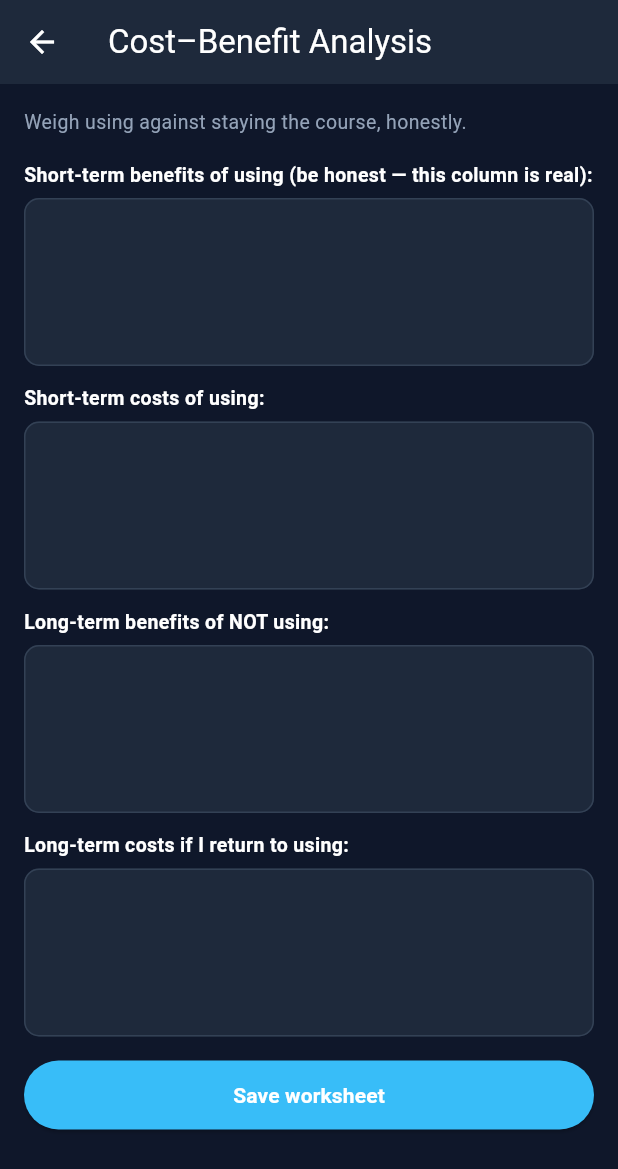
After one commit to GhostMan612/Recovery-for-All, a Flutter app: the WorksheetsScreen screen opened directly, after a tap on "Cost–Benefit Analysis", on a phone screen of 412 x 824 dp. The commit adds this screen. Shown: the top 1169 px of the screen. Run offline on Flutter 3.47's test engine with Material 3 defaults, Android fonts, the phone set to English and light mode, and no system bars; our stand-ins replace audioplayers, cloud_firestore, drift, firebase_core, flutter_local_notifications, flutter_map and 9 more; missing offline and left inert: app_settings, cryptography, dart:ffi, sqlcipher_flutter_libs, sqlite3, tflite_flutter; accounts and stored records are empty; generated files the repository leaves out were written again; project files that could hold a hidden picture were left out.

Commit message:
R9 pet RPG design doc (Trials of the Path — safety gates, derived stats, coping-skill abilities, urge monsters); R2 data-driven worksheets (CBA, Urge Surfing, Relapse Plan, Deep Gratitude) with generic editor + dashboard card + Sparks; R8 coach skills layer (step-work guide, sponsor prep, meeting etiquette, celebrations, using-dream normalization) with openSteps/openWorksheets/openMeetings actions wired in chatbot

```diff
--- /dev/null
+++ b/lib/data/worksheets_registry.dart
@@ -0,0 +1,81 @@
+// ============================================================
+// As Above, So Below. As Within, So Without.
+// The Future Dictates the Past and the Past is Always Present.
+// ============================================================
+
+// lib/data/worksheets_registry.dart
+//
+// R2 — guided worksheets for every recovery tool, data-driven so new
+// worksheets are registry entries, not new screens.
+
+class WorksheetEntry {
+  final String id;
+  final String title;
+  final String tool;
+  final String description;
+  final List<String> prompts;
+
+  const WorksheetEntry({
+    required this.id,
+    required this.title,
+    required this.tool,
+    required this.description,
+    required this.prompts,
+  });
+}
+
+class WorksheetsRegistry {
+  WorksheetsRegistry._();
+
+  static const List<WorksheetEntry> all = [
+    WorksheetEntry(
+      id: 'cba',
+      title: 'Cost–Benefit Analysis',
+      tool: 'SMART Recovery',
+      description: 'Weigh using against staying the course, honestly.',
+      prompts: [
+        'Short-term benefits of using (be honest — this column is real):',
+        'Short-term costs of using:',
+        'Long-term benefits of NOT using:',
+        'Long-term costs if I return to using:',
+      ],
+    ),
+    WorksheetEntry(
+      id: 'urge_surfing',
+      title: 'Urge Surfing Log',
+      tool: 'Urge Surfing Timer',
+      description: 'Capture a wave after riding it — data for next time.',
+      prompts: [
+        'What triggered the urge?',
+        'Where did I feel it in my body, and how strong (1–10)?',
+        'How did the wave crest and fall? What helped me ride it?',
+      ],
+    ),
+    WorksheetEntry(
+      id: 'relapse_plan',
+      title: 'Relapse Prevention Plan',
+      tool: 'Safety',
+      description: 'Written while calm — read when it matters.',
+      prompts: [
+        'My top 3 triggers:',
+        'My first-line coping actions (in order):',
+        'People I will contact (names/numbers):',
+        'One sentence to my future self on a hard day:',
+      ],
+    ),
+    WorksheetEntry(
+      id: 'gratitude_deep',
+      title: 'Deep Gratitude',
+      tool: 'Gratitude',
+      description: 'Beyond three good things — one thing, explored.',
+      prompts: [
+        'One person who changed my path, and how:',
+        'A hard moment I am now grateful for:',
+        'Something about today I never want to forget:',
+      ],
+    ),
+  ];
+
+  static WorksheetEntry byId(String id) =>
+      all.firstWhere((w) => w.id == id, orElse: () => all.first);
+}
--- a/lib/screens/chatbot_screen.dart
+++ b/lib/screens/chatbot_screen.dart
@@ -7,6 +7,9 @@
 
 import 'package:flutter/material.dart';
 import 'package:url_launcher/url_launcher.dart';
+import 'meeting_map_screen.dart';
+import 'steps_viewer_screen.dart';
+import 'worksheets_screen.dart';
 
 import '../database/recovery_database.dart';
 import '../services/recovery_coach_service.dart';
@@ -64,12 +67,13 @@ class _ChatbotScreenState extends State<ChatbotScreen> {
     }
 
     try {
-      // Optional on-device model refines intents; keywords remain the floor.
-      // A confident "unknown" from the model also falls back to keywords.
+      // Optional on-device model refines intents; skills + keywords remain
+      // the floor. A confident "unknown" also falls back to keywords.
       final modelIntent = await CoachTfliteIntentService.classify(text);
       final CoachReply coachReply =
           (modelIntent == null || modelIntent == CoachIntent.unknown)
-              ? await RecoveryCoachService.reply(text)
+              ? (RecoveryCoachService.matchSkill(text) ??
+                  await RecoveryCoachService.reply(text))
               : await RecoveryCoachService.replyFromIntent(modelIntent);
 
       if (coachReply.isCrisis) {
@@ -157,6 +161,34 @@ $text
       case CoachActionType.openSettings:
         ScaffoldMessenger.of(context).showSnackBar(
           const SnackBar(content: Text('Open Settings to manage SOS contacts and 988.')),
+        );
+        break;
+      case CoachActionType.openSteps:
+        Navigator.push(
+          context,
+          MaterialPageRoute(
+            builder: (context) =>
+                StepsViewerScreen(database: widget.database),
+          ),
+        );
+        break;
+      case CoachActionType.openWorksheets:
+        Navigator.push(
+          context,
+          MaterialPageRoute(
+            builder: (context) => const WorksheetsScreen(),
+          ),
+        );
+        break;
+      case CoachActionType.openMeetings:
+        Navigator.push(
+          context,
+          MaterialPageRoute(
+            builder: (context) => MeetingMapScreen(
+              initialMeetings: const [],
+              database: widget.database,
+            ),
+          ),
         );
         break;
       case CoachActionType.logGrounding:
--- /dev/null
+++ b/lib/screens/worksheets_screen.dart
@@ -0,0 +1,203 @@
+// ============================================================
+// As Above, So Below. As Within, So Without.
+// The Future Dictates the Past and the Past is Always Present.
+// ============================================================
+
+import 'dart:convert';
+
+import 'package:flutter/material.dart';
+import 'package:shared_preferences/shared_preferences.dart';
+
+import '../core/theme/app_colors.dart';
+import '../data/worksheets_registry.dart';
+import '../services/feedback_service.dart';
+import '../services/recovery_pet_service.dart';
+
+/// R2 — guided worksheets for every tool. [id] == null renders the list;
+/// otherwise the worksheet editor for that entry.
+class WorksheetsScreen extends StatefulWidget {
+  final String? id;
+
+  const WorksheetsScreen({super.key, this.id});
+
+  @override
+  State<WorksheetsScreen> createState() => _WorksheetsScreenState();
+}
+
+class _WorksheetsScreenState extends State<WorksheetsScreen> {
+  static const String _storeKey = 'tool_worksheets_v1';
+
+  Map<String, List<String>> _saved = {};
+  bool _loaded = false;
+
+  @override
+  void initState() {
+    super.initState();
+    _load();
+  }
+
+  Future<void> _load() async {
+    final prefs = await SharedPreferences.getInstance();
+    final raw = prefs.getString(_storeKey);
+    if (!mounted) return;
+    setState(() {
+      _saved = raw == null
+          ? {}
+          : (jsonDecode(raw) as Map<String, dynamic>).map((k, v) =>
+              MapEntry(k, (v as List).map((e) => e.toString()).toList()));
+      _loaded = true;
+    });
+  }
+
+  Future<void> _save(String id, List<String> answers) async {
+    _saved[id] = answers;
+    final prefs = await SharedPreferences.getInstance();
+    await prefs.setString(_storeKey, jsonEncode(_saved));
+    await RecoveryPetService.logToolWorksheet(id);
+    await FeedbackService.reward();
+    if (!mounted) return;
+    ScaffoldMessenger.of(context).showSnackBar(
+      SnackBar(
+        backgroundColor: const Color(0xFF1E293B),
+        content: Text(
+            'Worksheet saved · +${RecoveryPetService.sparksWorksheet} Sparks'),
+      ),
+    );
+    setState(() {});
+  }
+
+  @override
+  Widget build(BuildContext context) {
+    final entry =
+        widget.id == null ? null : WorksheetsRegistry.byId(widget.id!);
+    return Scaffold(
+      backgroundColor: const Color(0xFF0F172A),
+      appBar: AppBar(
+        backgroundColor: const Color(0xFF1E293B),
+        iconTheme: const IconThemeData(color: Colors.white),
+        title: Text(entry?.title ?? 'Worksheets',
+            style: const TextStyle(color: Colors.white)),
+      ),
+      body: !_loaded
+          ? const Center(
+              child: CircularProgressIndicator(color: AppColors.accent))
+          : entry == null
+              ? _buildList()
+              : _buildEditor(entry),
+    );
+  }
+
+  Widget _buildList() {
+    return ListView(
+      padding: const EdgeInsets.all(16),
+      children: [
+        const Text(
+          'Guided worksheets — written while calm, read when it matters. '
+          'Saved on-device only.',
+          style: TextStyle(color: AppColors.textMuted, fontSize: 13,
+              height: 1.45),
+        ),
+        const SizedBox(height: 16),
+        for (final entry in WorksheetsRegistry.all)
+          Container(
+            margin: const EdgeInsets.only(bottom: 10),
+            child: Material(
+              color: AppColors.bgCard,
+              borderRadius: BorderRadius.circular(14),
+              child: ListTile(
+                shape: RoundedRectangleBorder(
+                    borderRadius: BorderRadius.circular(14)),
+                leading: Icon(
+                  _saved.containsKey(entry.id)
+                      ? Icons.task_alt
+                      : Icons.edit_note_outlined,
+                  color: _saved.containsKey(entry.id)
+                      ? AppColors.success
+                      : AppColors.accent,
+                ),
+                title: Text(entry.title,
+                    style: const TextStyle(
+                        color: Colors.white,
+                        fontSize: 15,
+                        fontWeight: FontWeight.w600)),
+                subtitle: Text(
+                  '${entry.tool} · ${entry.description}',
+                  style: TextStyle(color: AppColors.textMuted, fontSize: 12),
+                ),
+                trailing: const Icon(Icons.chevron_right,
+                    size: 18, color: Colors.white38),
+                onTap: () => Navigator.push(
+                  context,
+                  MaterialPageRoute(
+                      builder: (context) =>
+                          WorksheetsScreen(id: entry.id)),
+                ).then((_) => _load()),
+              ),
+            ),
+          ),
+      ],
+    );
+  }
+
+  Widget _buildEditor(WorksheetEntry entry) {
+    final answers = _saved[entry.id] ??
+        List<String>.filled(entry.prompts.length, '');
+    final controllers = [
+      for (var i = 0; i < entry.prompts.length; i++)
+        TextEditingController(text: answers.length > i ? answers[i] : ''),
+    ];
+    return ListView(
+      padding: const EdgeInsets.all(16),
+      children: [
+        Text(entry.description,
+            style: TextStyle(
+                color: AppColors.textMuted, fontSize: 13, height: 1.45)),
+        const SizedBox(height: 16),
+        for (var i = 0; i < entry.prompts.length; i++) ...[
+          Text(entry.prompts[i],
+              style: const TextStyle(
+                  color: AppColors.textPrimary,
+                  fontSize: 13,
+                  fontWeight: FontWeight.w600)),
+          const SizedBox(height: 6),
+          TextField(
+            controller: controllers[i],
+            maxLines: 4,
+            style: const TextStyle(color: Colors.white, fontSize: 13),
+            decoration: InputDecoration(
+              filled: true,
+              fillColor: AppColors.bgCard,
+              enabledBorder: OutlineInputBorder(
+                borderRadius: BorderRadius.circular(10),
+                borderSide: BorderSide(color: AppColors.border),
+              ),
+              focusedBorder: OutlineInputBorder(
+                borderRadius: BorderRadius.circular(10),
+                borderSide: const BorderSide(color: AppColors.accent),
+              ),
+            ),
+          ),
+          const SizedBox(height: 12),
+        ],
+        const SizedBox(height: 4),
+        SizedBox(
+          width: double.infinity,
+          height: 46,
+          child: ElevatedButton(
+            style: ElevatedButton.styleFrom(
+              backgroundColor: AppColors.accent,
+              foregroundColor: Colors.white,
+            ),
+            onPressed: () {
+              _save(entry.id, controllers.map((c) => c.text.trim()).toList());
+              Navigator.pop(context);
+            },
+            child: const Text('Save worksheet',
+                style: TextStyle(fontWeight: FontWeight.bold)),
+          ),
+        ),
+        const SizedBox(height: 24),
+      ],
+    );
+  }
+}
--- a/lib/services/recovery_coach_service.dart
+++ b/lib/services/recovery_coach_service.dart
@@ -28,6 +28,9 @@ enum CoachActionType {
   suggestCheckIn,
   suggestWalk,
   logGrounding,
+  openSteps,
+  openWorksheets,
+  openMeetings,
 }
 
 class CoachReply {
@@ -158,6 +161,85 @@ class RecoveryCoachService {
     return best;
   }
 
+  /// R8 — skills layer: richer guided replies for deeper topics, matched
+  /// by keywords BEFORE the generic intent classifier. The TFLite model
+  /// keeps its 10-label contract; skills are keyword-driven by design.
+  static const List<({List<String> keys, CoachReply reply})> _skills = [
+    (
+      keys: ['fourth step', 'step work', 'stepwork', 'inventory', 'making amends', 'fifth step', 'step 4', 'step 5'],
+      reply: CoachReply(
+        intent: CoachIntent.unknown,
+        message:
+            'Step work is the deep water — and you do not swim it alone. '
+            'Start with one column at a time, write rough, and share it '
+            'with your sponsor before you polish it. The worksheets in the '
+            'Twelve Steps reader will hold your answers on this device.',
+        action: CoachActionType.openSteps,
+        actionLabel: 'Open the Twelve Steps',
+      ),
+    ),
+    (
+      keys: ['talk to my sponsor', 'sponsor conversation', 'tell my sponsor', 'ask my sponsor'],
+      reply: CoachReply(
+        intent: CoachIntent.unknown,
+        message:
+            'Keep it simple and honest: what happened, what you did, and '
+            'one question you have. Sponsors respect directness more than '
+            'perfect wording. When they confirm your step, redeem their '
+            'sign-off code right in the reader.',
+        action: CoachActionType.openSteps,
+        actionLabel: 'Open sign-offs',
+      ),
+    ),
+    (
+      keys: ['first meeting', 'what happens at a meeting', 'meeting etiquette', 'new to meetings', 'never been to a meeting'],
+      reply: CoachReply(
+        intent: CoachIntent.unknown,
+        message:
+            'Meetings are simpler than they look: sit anywhere, say your '
+            'first name only if you want, and "pass" is a complete '
+            'sentence. Nobody will call on you as a newcomer unless your '
+            'hand is up. Listen for the similarities, not the differences.',
+        action: CoachActionType.openMeetings,
+        actionLabel: 'Find a meeting',
+      ),
+    ),
+    (
+      keys: ['got my chip', 'my anniversary', 'celebrate', 'medallion', 'birthday tonight'],
+      reply: CoachReply(
+        intent: CoachIntent.unknown,
+        message:
+            'That is real progress and it deserves to be marked. Tell your '
+            'home group — they will want to celebrate with you. And your '
+            'companion agrees.',
+        action: CoachActionType.none,
+      ),
+    ),
+    (
+      keys: ['using dream', 'dream about using', 'drinking dream', 'relapse dream'],
+      reply: CoachReply(
+        intent: CoachIntent.unknown,
+        message:
+            'Using dreams are common in recovery — they are your mind '
+            'processing, not a prophecy or a failure. Waking up sober is '
+            'the win. Note it in your journal if it shook you.',
+        action: CoachActionType.none,
+      ),
+    ),
+  ];
+
+  /// Returns the matching skill reply, or null.
+  static CoachReply? matchSkill(String raw) {
+    final text = raw.trim().toLowerCase();
+    if (text.isEmpty) return null;
+    for (final skill in _skills) {
+      for (final key in skill.keys) {
+        if (text.contains(key)) return skill.reply;
+      }
+    }
+    return null;
+  }
+
   static Future<CoachReply> reply(String userMessage) async {
     final intent = classify(userMessage);
     return replyFromIntent(intent);
@@ -266,6 +348,9 @@ class RecoveryCoachService {
         await RecoveryPetService.logGrounding();
         break;
       case CoachActionType.suggestWalk:
+      case CoachActionType.openSteps:
+      case CoachActionType.openWorksheets:
+      case CoachActionType.openMeetings:
       case CoachActionType.suggestCheckIn:
       case CoachActionType.openSos:
       case CoachActionType.openDresser:
--- a/lib/services/recovery_pet_service.dart
+++ b/lib/services/recovery_pet_service.dart
@@ -353,6 +353,12 @@ class RecoveryPetService {
         type: 'worksheet_step$stepNumber', sparksDelta: sparksWorksheet, energyDelta: 4);
   }
 
+  /// Tool worksheet (R2 registry) completed → Sparks + Energy.
+  static Future<RecoveryPet> logToolWorksheet(String toolId) {
+    return _applyReward(
+        type: 'worksheet_$toolId', sparksDelta: sparksWorksheet, energyDelta: 4);
+  }
+
   /// Sponsor confirmed a step → big Sparks + big Bond (safety is care).
   static Future<RecoveryPet> logSignOff(int stepNumber) {
     return _applyReward(
```
Also changed, not shown: pubspec.yaml (+14 -14 lines), pubspec.lock.
